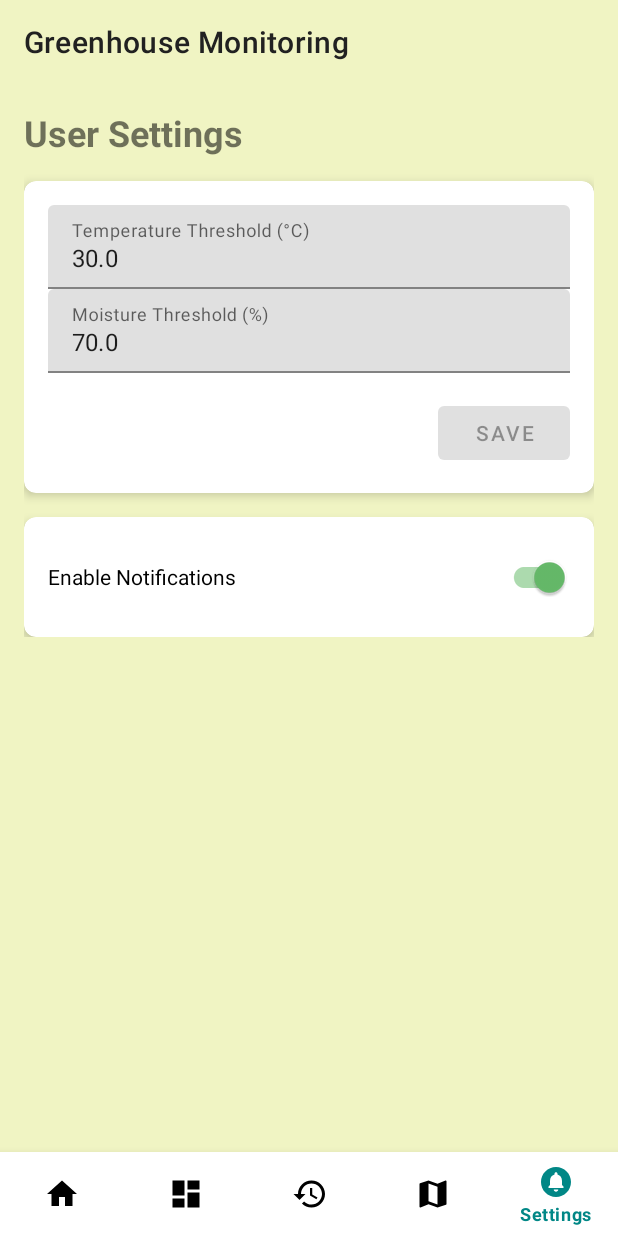
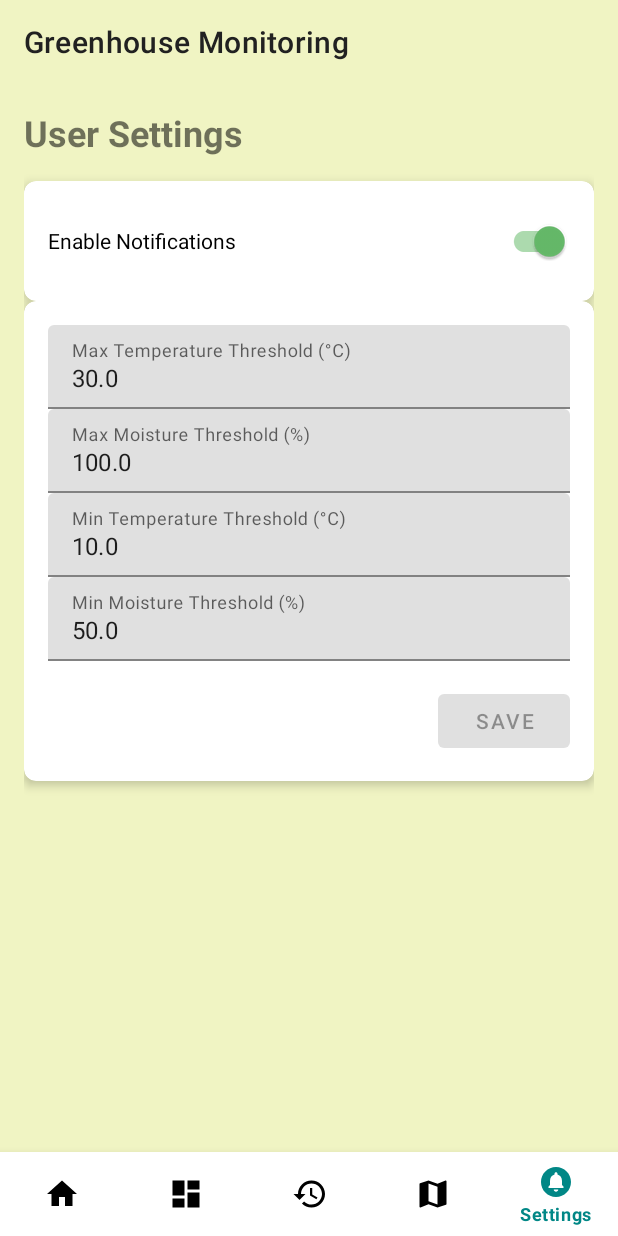
Before and after one commit to sakisma/sensorMonitoringApp, an Android app: the screen it shows after launch (MainActivity), item 5 of the bottom bar chosen, on a phone screen of 412 x 824 dp. Run offline under Robolectric (Android 15) with nearby library versions, the phone set to English and light mode, and no system bars; our stand-ins replace Firebase (no records; nobody signed in at launch, a user with empty details on screens opened directly).

Commit message:
Add notification min

```diff
--- a/app/src/main/java/com/arduino/sensormonitoringapp/SettingsFragment.java
+++ b/app/src/main/java/com/arduino/sensormonitoringapp/SettingsFragment.java
@@ -23,7 +23,9 @@ import com.google.firebase.database.FirebaseDatabase;
 
 public class SettingsFragment extends Fragment {
 
-    private EditText tempThresholdEditText, moistureThresholdEditText;
+    //private EditText tempThresholdEditText, moistureThresholdEditText;
+    private EditText maxTempThresholdEditText, minTempThresholdEditText;
+    private EditText maxMoistureThresholdEditText, minMoistureThresholdEditText;
     private SwitchMaterial notificationsSwitch;
     private SharedPreferences sharedPreferences;
     private DatabaseReference userSettingsRef;
@@ -31,12 +33,17 @@ public class SettingsFragment extends Fragment {
     private boolean thresholdsChanged = false;
 
 
+
     @Override
     public View onCreateView(LayoutInflater inflater, ViewGroup container, Bundle savedInstanceState) {
         View view = inflater.inflate(R.layout.fragment_settings, container, false);
 
-        tempThresholdEditText = view.findViewById(R.id.tempThresholdEditText);
-        moistureThresholdEditText = view.findViewById(R.id.moistureThresholdEditText);
+        //tempThresholdEditText = view.findViewById(R.id.tempThresholdEditText);
+        //moistureThresholdEditText = view.findViewById(R.id.moistureThresholdEditText);
+        maxTempThresholdEditText = view.findViewById(R.id.maxTempThresholdEditText);
+        minTempThresholdEditText = view.findViewById(R.id.minTempThresholdEditText);
+        maxMoistureThresholdEditText = view.findViewById(R.id.maxMoistureThresholdEditText);
+        minMoistureThresholdEditText = view.findViewById(R.id.minMoistureThresholdEditText);
         notificationsSwitch = view.findViewById(R.id.notificationsSwitch);
         saveThresholdsButton = view.findViewById(R.id.saveThresholdsButton);
 
@@ -47,8 +54,12 @@ public class SettingsFragment extends Fragment {
 
         notificationsSwitch.setOnCheckedChangeListener((buttonView, isChecked) -> saveSettings());
 
-        tempThresholdEditText.addTextChangedListener(thresholdTextWatcher);
-        moistureThresholdEditText.addTextChangedListener(thresholdTextWatcher);
+        //tempThresholdEditText.addTextChangedListener(thresholdTextWatcher);
+        //moistureThresholdEditText.addTextChangedListener(thresholdTextWatcher);
+        maxTempThresholdEditText.addTextChangedListener(thresholdTextWatcher);
+        minTempThresholdEditText.addTextChangedListener(thresholdTextWatcher);
+        maxMoistureThresholdEditText.addTextChangedListener(thresholdTextWatcher);
+        minMoistureThresholdEditText.addTextChangedListener(thresholdTextWatcher);
 
         saveThresholdsButton.setOnClickListener(v -> saveThresholds());
 
@@ -56,6 +67,8 @@ public class SettingsFragment extends Fragment {
         sendDefaultValuesToFirebaseIfNeeded();
 
         return view;
+
+
     }
 
     private void sendDefaultValuesToFirebaseIfNeeded() {
@@ -64,9 +77,13 @@ public class SettingsFragment extends Fragment {
 
         if (firstLaunch) {
             // Send default values to Firebase
-            userSettingsRef.child("tempThreshold").setValue(30.0f);
-            userSettingsRef.child("moistureThreshold").setValue(70.0f);
+            //userSettingsRef.child("tempThreshold").setValue(30.0f);
+            //userSettingsRef.child("moistureThreshold").setValue(70.0f);
             userSettingsRef.child("notificationsEnabled").setValue(true);
+            userSettingsRef.child("maxTempThreshold").setValue(30.0f);
+            userSettingsRef.child("maxMoistureThreshold").setValue(100.0f);
+            userSettingsRef.child("minTempThreshold").setValue(10.0f);
+            userSettingsRef.child("minMoistureThreshold").setValue(50.0f);
 
             // Update firstLaunch flag
             SharedPreferences.Editor editor = prefs.edit();
@@ -78,8 +95,13 @@ public class SettingsFragment extends Fragment {
 
     private void loadSettings() {
         notificationsSwitch.setChecked(sharedPreferences.getBoolean("notificationsEnabled", true));
-        tempThresholdEditText.setText(String.valueOf(sharedPreferences.getFloat("tempThreshold", 30.0f)));
-        moistureThresholdEditText.setText(String.valueOf(sharedPreferences.getFloat("moistureThreshold", 70.0f)));
+        //tempThresholdEditText.setText(String.valueOf(sharedPreferences.getFloat("tempThreshold", 30.0f)));
+        //moistureThresholdEditText.setText(String.valueOf(sharedPreferences.getFloat("moistureThreshold", 70.0f)));
+        maxTempThresholdEditText.setText(String.valueOf(sharedPreferences.getFloat("maxTempThreshold", 30.0f)));
+        minTempThresholdEditText.setText(String.valueOf(sharedPreferences.getFloat("minTempThreshold", 10.0f)));
+        maxMoistureThresholdEditText.setText(String.valueOf(sharedPreferences.getFloat("maxMoistureThreshold", 100.0f)));
+        minMoistureThresholdEditText.setText(String.valueOf(sharedPreferences.getFloat("minMoistureThreshold", 50.0f)));
+
     }
 
     private TextWatcher thresholdTextWatcher = new TextWatcher() {
@@ -109,17 +131,29 @@ public class SettingsFragment extends Fragment {
 
     private void saveThresholds() {
         try {
-            float tempThreshold = Float.parseFloat(tempThresholdEditText.getText().toString());
-            float moistureThreshold = Float.parseFloat(moistureThresholdEditText.getText().toString());
+            //float tempThreshold = Float.parseFloat(tempThresholdEditText.getText().toString());
+            //float moistureThreshold = Float.parseFloat(moistureThresholdEditText.getText().toString());
+            float maxTempThreshold = Float.parseFloat(maxTempThresholdEditText.getText().toString());
+            float minTempThreshold = Float.parseFloat(minTempThresholdEditText.getText().toString());
+            float maxMoistureThreshold = Float.parseFloat(maxMoistureThresholdEditText.getText().toString());
+            float minMoistureThreshold = Float.parseFloat(minMoistureThresholdEditText.getText().toString());
 
             SharedPreferences.Editor editor = sharedPreferences.edit();
-            editor.putFloat("tempThreshold", tempThreshold);
-            editor.putFloat("moistureThreshold", moistureThreshold);
+            //editor.putFloat("tempThreshold", tempThreshold);
+            //editor.putFloat("moistureThreshold", moistureThreshold);
+            editor.putFloat("maxTempThreshold", maxTempThreshold);
+            editor.putFloat("minTempThreshold", minTempThreshold);
+            editor.putFloat("maxMoistureThreshold", maxMoistureThreshold);
+            editor.putFloat("minMoistureThreshold", minMoistureThreshold);
             editor.apply();
 
             // Save to Firebase
-            userSettingsRef.child("tempThreshold").setValue(tempThreshold);
-            userSettingsRef.child("moistureThreshold").setValue(moistureThreshold);
+            //userSettingsRef.child("tempThreshold").setValue(tempThreshold);
+            //userSettingsRef.child("moistureThreshold").setValue(moistureThreshold);
+            userSettingsRef.child("maxTempThreshold").setValue(maxTempThreshold);
+            userSettingsRef.child("minTempThreshold").setValue(minTempThreshold);
+            userSettingsRef.child("maxMoistureThreshold").setValue(maxMoistureThreshold);
+            userSettingsRef.child("minMoistureThreshold").setValue(minMoistureThreshold);
 
             Toast.makeText(getContext(), "Thresholds saved", Toast.LENGTH_SHORT).show();
             thresholdsChanged = false;
--- a/app/src/main/res/layout/fragment_settings.xml
+++ b/app/src/main/res/layout/fragment_settings.xml
@@ -21,6 +21,30 @@
         <com.google.android.material.card.MaterialCardView
             android:layout_width="match_parent"
             android:layout_height="wrap_content"
+            app:cardElevation="4dp"
+            app:cardCornerRadius="8dp">
+
+            <LinearLayout
+                android:layout_width="match_parent"
+                android:layout_height="wrap_content"
+                android:orientation="vertical"
+                android:padding="16dp">
+
+                <com.google.android.material.switchmaterial.SwitchMaterial
+                    android:id="@+id/notificationsSwitch"
+                    android:layout_width="match_parent"
+                    android:layout_height="wrap_content"
+                    android:text="Enable Notifications" />
+
+            </LinearLayout>
+
+        </com.google.android.material.card.MaterialCardView>
+
+
+
+        <com.google.android.material.card.MaterialCardView
+            android:layout_width="match_parent"
+            android:layout_height="wrap_content"
             android:layout_marginBottom="16dp"
             app:cardElevation="4dp"
             app:cardCornerRadius="8dp">
@@ -32,13 +56,13 @@
                 android:padding="16dp">
 
                 <com.google.android.material.textfield.TextInputLayout
-                    android:id="@+id/tempThresholdInputLayout"
+                    android:id="@+id/maxTempThresholdInputLayout"
                     android:layout_width="match_parent"
                     android:layout_height="wrap_content"
-                    android:hint="Temperature Threshold (°C)">
+                    android:hint="Max Temperature Threshold (°C)">
 
                     <com.google.android.material.textfield.TextInputEditText
-                        android:id="@+id/tempThresholdEditText"
+                        android:id="@+id/maxTempThresholdEditText"
                         android:layout_width="match_parent"
                         android:layout_height="wrap_content"
                         android:inputType="numberDecimal" />
@@ -46,13 +70,41 @@
                 </com.google.android.material.textfield.TextInputLayout>
 
                 <com.google.android.material.textfield.TextInputLayout
-                    android:id="@+id/moistureThresholdInputLayout"
+                    android:id="@+id/maxMoistureThresholdInputLayout"
                     android:layout_width="match_parent"
                     android:layout_height="wrap_content"
-                    android:hint="Moisture Threshold (%)">
+                    android:hint="Max Moisture Threshold (%)">
 
                     <com.google.android.material.textfield.TextInputEditText
-                        android:id="@+id/moistureThresholdEditText"
+                        android:id="@+id/maxMoistureThresholdEditText"
+                        android:layout_width="match_parent"
+                        android:layout_height="wrap_content"
+                        android:inputType="numberDecimal" />
+
+                </com.google.android.material.textfield.TextInputLayout>
+
+                <com.google.android.material.textfield.TextInputLayout
+                    android:id="@+id/minTempThresholdInputLayout"
+                    android:layout_width="match_parent"
+                    android:layout_height="wrap_content"
+                    android:hint="Min Temperature Threshold (°C)">
+
+                    <com.google.android.material.textfield.TextInputEditText
+                        android:id="@+id/minTempThresholdEditText"
+                        android:layout_width="match_parent"
+                        android:layout_height="wrap_content"
+                        android:inputType="numberDecimal" />
+
+                </com.google.android.material.textfield.TextInputLayout>
+
+                <com.google.android.material.textfield.TextInputLayout
+                    android:id="@+id/minMoistureThresholdInputLayout"
+                    android:layout_width="match_parent"
+                    android:layout_height="wrap_content"
+                    android:hint="Min Moisture Threshold (%)">
+
+                    <com.google.android.material.textfield.TextInputEditText
+                        android:id="@+id/minMoistureThresholdEditText"
                         android:layout_width="match_parent"
                         android:layout_height="wrap_content"
                         android:inputType="numberDecimal" />
@@ -72,28 +124,6 @@
 
         </com.google.android.material.card.MaterialCardView>
 
-        <com.google.android.material.card.MaterialCardView
-            android:layout_width="match_parent"
-            android:layout_height="wrap_content"
-            app:cardElevation="4dp"
-            app:cardCornerRadius="8dp">
-
-            <LinearLayout
-                android:layout_width="match_parent"
-                android:layout_height="wrap_content"
-                android:orientation="vertical"
-                android:padding="16dp">
-
-                <com.google.android.material.switchmaterial.SwitchMaterial
-                    android:id="@+id/notificationsSwitch"
-                    android:layout_width="match_parent"
-                    android:layout_height="wrap_content"
-                    android:text="Enable Notifications" />
-
-            </LinearLayout>
-
-        </com.google.android.material.card.MaterialCardView>
-
     </LinearLayout>
 
 </ScrollView>
```
